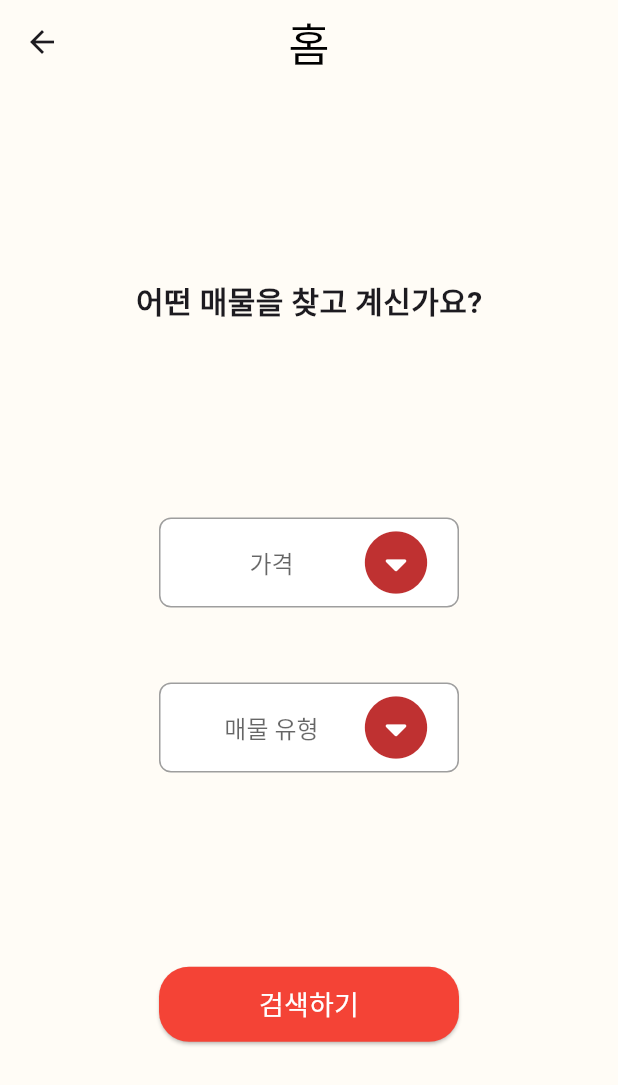
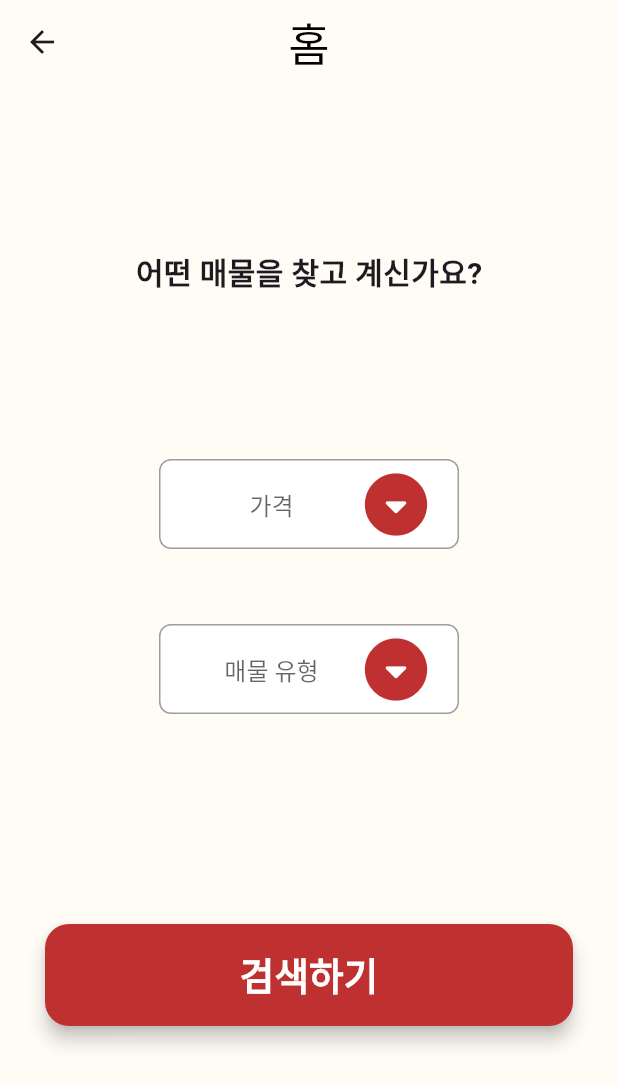
Before and after one commit to xhahwkd/flutter_realestate_shopping_app, a Flutter app: the FilteringPage screen opened directly, on a phone screen of 412 x 824 dp. Shown: the top 1085 px of the screen. Run offline on Flutter 3.47's test engine with Material 3 defaults, Android fonts, the phone set to English and light mode, and no system bars; Roboto replaces fonts that are missing (NotoSansKR-Regular, parkdahyun).

Commit message:
fix : redbutton 수정

```diff
--- a/lib/filtering/filtering_page.dart
+++ b/lib/filtering/filtering_page.dart
@@ -3,6 +3,7 @@ import 'package:flutter_realestate_shopping_app/main.dart';
 import 'package:flutter_realestate_shopping_app/models/product_model.dart';
 import 'package:flutter_realestate_shopping_app/product_page/product_list_page.dart';
 import 'package:flutter_realestate_shopping_app/filtering/widget/category_dropdown.dart';
+import 'package:flutter_realestate_shopping_app/widgets/red_button.dart';
 
 class FilteringPage extends StatefulWidget {
   final String price;
@@ -83,28 +84,9 @@ class _FilteringPageState extends State<FilteringPage> {
               filteringCategory: "매물 유형",
             ),
             const Spacer(),
-            ElevatedButton(
-              style: ElevatedButton.styleFrom(
-                backgroundColor: Colors.red,
-                minimumSize: const Size(200, 50),
-                shape: RoundedRectangleBorder(
-                  borderRadius: BorderRadius.circular(20),
-                ),
-              ),
-              onPressed: () {
-                final filteredList = getFilteredList(); //필터링된 리스트 추출
-                Navigator.push(
-                  context,
-                  MaterialPageRoute(
-                    builder: (_) =>
-                        ProductListPage(productList: filteredList), //전달
-                  ),
-                );
-              },
-              child: const Text(
-                "검색하기",
-                style: TextStyle(fontSize: 18, color: Colors.white),
-              ),
+            RedButton(
+              title: "검색하기",
+              landingPage: ProductListPage(productList: getFilteredList()),
             ),
             const Spacer(),
           ],
```
